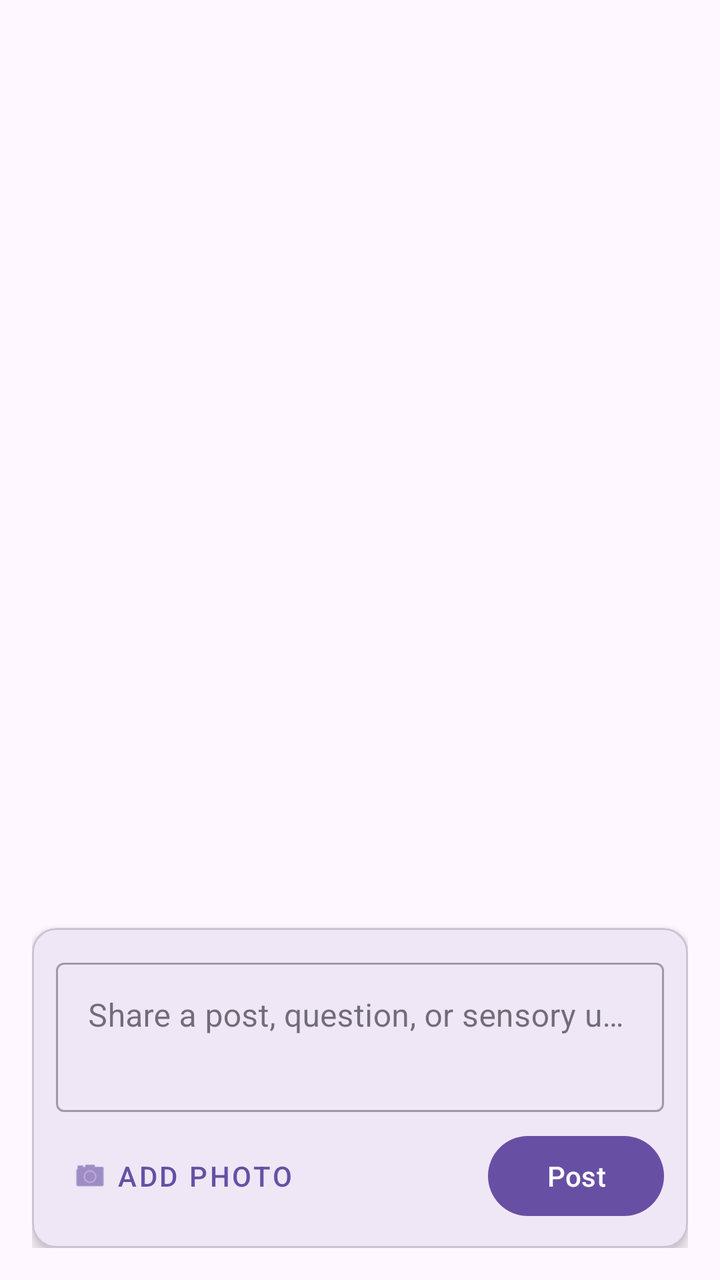
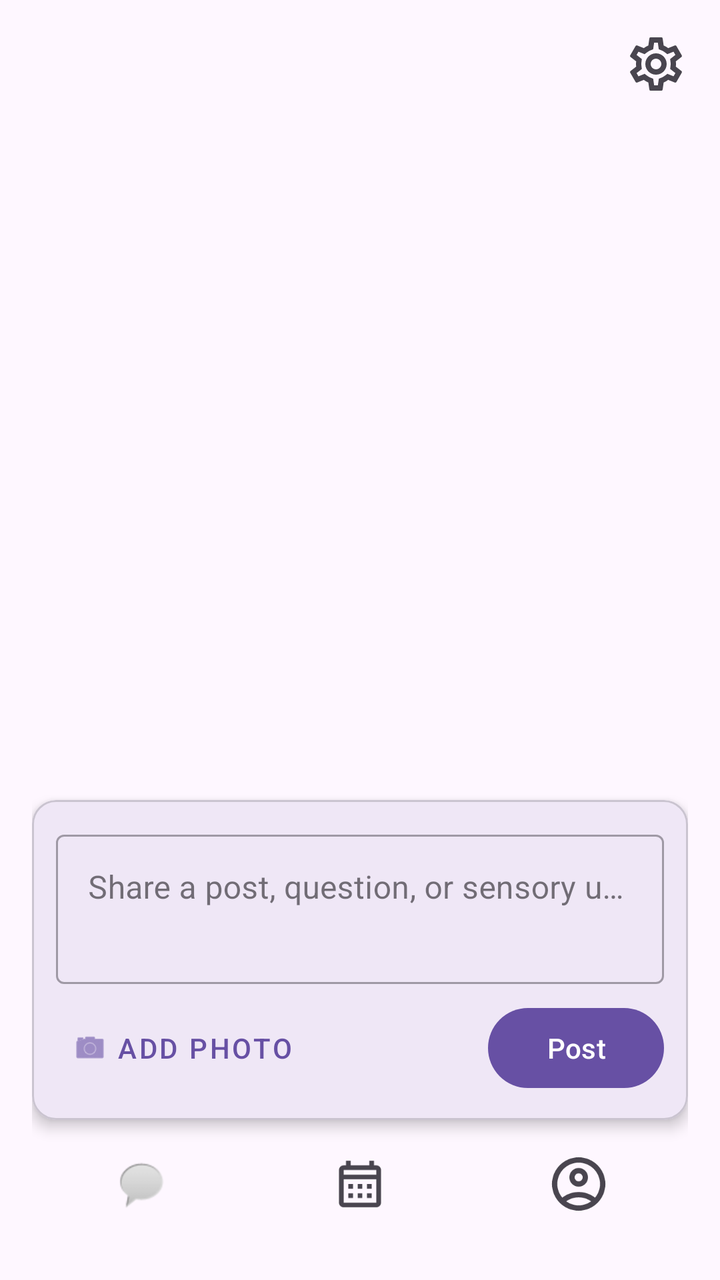

The first picture is an Android layout as it rendered before a commit; the second is the same layout after the commit. The layout source and the unified diff follow.
<!-- AndroidManifest.xml: application theme AppTheme -->
<!-- res/layout/fragment_feed.xml -->
<?xml version="1.0" encoding="utf-8"?>
<androidx.constraintlayout.widget.ConstraintLayout
  xmlns:android="http://schemas.android.com/apk/res/android"
  xmlns:app="http://schemas.android.com/apk/res-auto"
  xmlns:tools="http://schemas.android.com/tools"
  android:layout_width="match_parent"
  android:layout_height="match_parent"
  android:padding="16dp">

  
  <androidx.recyclerview.widget.RecyclerView
    android:id="@+id/posts_recycler_view"
    android:layout_width="0dp"
    android:layout_height="0dp"
    android:layout_marginBottom="12dp"
    app:layoutManager="androidx.recyclerview.widget.LinearLayoutManager"
    app:layout_constraintTop_toTopOf="parent"
    app:layout_constraintStart_toStartOf="parent"
    app:layout_constraintEnd_toEndOf="parent"
    app:layout_constraintBottom_toTopOf="@id/card_create_post"
    tools:listitem="@layout/item_post" />

  
  <com.google.android.material.card.MaterialCardView
    android:id="@+id/card_create_post"
    android:layout_width="0dp"
    android:layout_height="wrap_content"
    app:cardCornerRadius="12dp"
    app:cardElevation="4dp"
    app:layout_constraintBottom_toBottomOf="parent"
    app:layout_constraintStart_toStartOf="parent"
    app:layout_constraintEnd_toEndOf="parent">

    <LinearLayout
      android:layout_width="match_parent"
      android:layout_height="wrap_content"
      android:orientation="vertical"
      android:padding="12dp">

      
      <com.google.android.material.textfield.TextInputLayout
        android:id="@+id/layout_post_input"
        style="@style/Widget.MaterialComponents.TextInputLayout.OutlinedBox"
        android:layout_width="match_parent"
        android:layout_height="wrap_content"
        android:hint="Share a post, question, or sensory update...">

        <com.google.android.material.textfield.TextInputEditText
          android:id="@+id/post_content_input"
          android:layout_width="match_parent"
          android:layout_height="wrap_content"
          android:gravity="top|start"
          android:inputType="textMultiLine"
          android:minLines="2" />

      </com.google.android.material.textfield.TextInputLayout>

      
      <ImageView
        android:id="@+id/image_preview"
        android:layout_width="match_parent"
        android:layout_height="140dp"
        android:layout_marginTop="8dp"
        android:scaleType="centerCrop"
        android:visibility="gone" />

      
      <LinearLayout
        android:layout_width="match_parent"
        android:layout_height="wrap_content"
        android:layout_marginTop="8dp"
        android:gravity="center_vertical"
        android:orientation="horizontal">

        <com.google.android.material.button.MaterialButton
          android:id="@+id/button_add_image"
          style="@style/Widget.MaterialComponents.Button.TextButton.Icon"
          android:layout_width="wrap_content"
          android:layout_height="wrap_content"
          android:text="Add Photo"
          app:icon="@android:drawable/ic_menu_camera" />

        <View
          android:layout_width="0dp"
          android:layout_height="0dp"
          android:layout_weight="1" />

        <com.google.android.material.button.MaterialButton
          android:id="@+id/button_post"
          android:layout_width="wrap_content"
          android:layout_height="wrap_content"
          android:text="Post" />

      </LinearLayout>

    </LinearLayout>

  </com.google.android.material.card.MaterialCardView>

</androidx.constraintlayout.widget.ConstraintLayout>
<!-- res/layout/item_post.xml (included above) -->
<?xml version="1.0" encoding="utf-8"?>
<com.google.android.material.card.MaterialCardView
  xmlns:android="http://schemas.android.com/apk/res/android"
  xmlns:app="http://schemas.android.com/apk/res-auto"
  android:layout_width="match_parent"
  android:layout_height="wrap_content"
  android:layout_marginHorizontal="12dp"
  android:layout_marginVertical="6dp"
  app:cardCornerRadius="12dp"
  app:cardElevation="2dp">

  <LinearLayout
    android:layout_width="match_parent"
    android:layout_height="wrap_content"
    android:orientation="vertical"
    android:padding="16dp">

    <LinearLayout
      android:layout_width="match_parent"
      android:layout_height="wrap_content"
      android:gravity="center_vertical"
      android:orientation="horizontal">

      <ImageView
        android:id="@+id/img_author_avatar"
        android:layout_width="40dp"
        android:layout_height="40dp"
        android:contentDescription="@string/author_profile_picture"
        android:src="@android:drawable/ic_menu_gallery"/>

      <TextView
        android:id="@+id/text_author_name"
        android:layout_width="wrap_content"
        android:layout_height="wrap_content"
        android:layout_marginStart="12dp"
        android:textSize="15sp"
        android:textStyle="bold"/>
    </LinearLayout>

    <TextView
      android:id="@+id/text_post_date"
      android:layout_width="wrap_content"
      android:layout_height="wrap_content"
      android:layout_marginTop="4dp"
      android:textSize="12sp"/>

    <ImageView
      android:id="@+id/img_post_photo"
      android:layout_width="match_parent"
      android:layout_height="220dp"
      android:layout_marginTop="12dp"
      android:adjustViewBounds="true"
      android:contentDescription="@string/post_picture"
      android:scaleType="centerCrop"
      android:visibility="gone"/>

    <LinearLayout
      android:id="@+id/layout_comments_action"
      android:layout_width="wrap_content"
      android:layout_height="wrap_content"
      android:layout_marginTop="12dp"
      android:clickable="true"
      android:focusable="true"
      android:gravity="center_vertical"
      android:orientation="horizontal">

      <ImageView
        android:layout_width="20dp"
        android:layout_height="20dp"
        android:contentDescription="@null"
        android:src="@android:drawable/sym_action_chat"/>

      <TextView
        android:id="@+id/text_comment_count"
        android:layout_width="wrap_content"
        android:layout_height="wrap_content"
        android:layout_marginStart="6dp"
        android:text="@string/comments_title"
        android:textColor="#666666"
        android:textSize="13sp"/>
    </LinearLayout>

  </LinearLayout>
</com.google.android.material.card.MaterialCardView>
<!-- resources referenced by this layout -->
<resources>
  <string name="author_profile_picture">Author profile picture</string>
  <string name="comments_title">Comments</string>
  <string name="post_picture">Post picture</string>
  <style name="AppTheme" parent="Theme.Material3.DayNight">
      
    </style>
</resources>

<!-- the commit's change to res/layout/fragment_feed.xml (unified diff, before → after) -->
@@ -7,6 +7,15 @@
   android:layout_height="match_parent"
   android:padding="16dp">
 
+  <ImageView
+    android:id="@+id/btn_settings"
+    android:layout_width="32dp"
+    android:layout_height="32dp"
+    android:contentDescription="@string/settings_label"
+    android:src="@drawable/outline_settings_24"
+    app:layout_constraintEnd_toEndOf="parent"
+    app:layout_constraintTop_toTopOf="parent" />
+
   
   <androidx.recyclerview.widget.RecyclerView
     android:id="@+id/posts_recycler_view"
@@ -14,7 +23,7 @@
     android:layout_height="0dp"
     android:layout_marginBottom="12dp"
     app:layoutManager="androidx.recyclerview.widget.LinearLayoutManager"
-    app:layout_constraintTop_toTopOf="parent"
+    app:layout_constraintTop_toBottomOf="@id/btn_settings"
     app:layout_constraintStart_toStartOf="parent"
     app:layout_constraintEnd_toEndOf="parent"
     app:layout_constraintBottom_toTopOf="@id/card_create_post"
@@ -27,7 +36,7 @@
     android:layout_height="wrap_content"
     app:cardCornerRadius="12dp"
     app:cardElevation="4dp"
-    app:layout_constraintBottom_toBottomOf="parent"
+    app:layout_constraintBottom_toTopOf="@id/bottom_navigation"
     app:layout_constraintStart_toStartOf="parent"
     app:layout_constraintEnd_toEndOf="parent">
 
@@ -96,6 +105,43 @@
     </LinearLayout>
 
   </com.google.android.material.card.MaterialCardView>
+
+  <LinearLayout
+    android:id="@+id/bottom_navigation"
+    android:layout_width="0dp"
+    android:layout_height="64dp"
+    android:layout_marginTop="12dp"
+    android:gravity="center_vertical"
+    android:orientation="horizontal"
+    app:layout_constraintBottom_toBottomOf="parent"
+    app:layout_constraintEnd_toEndOf="parent"
+    app:layout_constraintStart_toStartOf="parent">
+
+    <ImageView
+      android:id="@+id/nav_chat"
+      android:layout_width="0dp"
+      android:layout_height="28dp"
+      android:layout_weight="1"
+      android:contentDescription="@string/messages_label"
+      android:src="@android:drawable/sym_action_chat" />
+
+    <ImageView
+      android:id="@+id/nav_calendar"
+      android:layout_width="0dp"
+      android:layout_height="28dp"
+      android:layout_weight="1"
+      android:contentDescription="@string/calendar_label"
+      android:src="@drawable/outline_calendar_month_24" />
+
+    <ImageView
+      android:id="@+id/nav_profile"
+      android:layout_width="0dp"
+      android:layout_height="32dp"
+      android:layout_weight="1"
+      android:contentDescription="@string/profile"
+      android:src="@drawable/outline_account_circle_24" />
+
+  </LinearLayout>
 
 </androidx.constraintlayout.widget.ConstraintLayout>
 <!-- res/layout/item_post.xml (included above) -->
<!-- resource entries referenced after the edit -->
@@ -1,8 +1,38 @@
 <!-- resources referenced by this layout -->
 <resources>
+  <!-- drawable outline_account_circle_24 (drawable) -->
+  <vector xmlns:android="http://schemas.android.com/apk/res/android"
+      android:width="24dp"
+      android:height="24dp"
+      android:viewportWidth="24"
+      android:viewportHeight="24"
+      android:tint="?attr/colorControlNormal">
+    <path
+        android:fillColor="@android:color/white"
+        android:pathData="M12,2C6.48,2 2,6.48 2,12s4.48,10 10,10s10,-4.48 10,-10S17.52,2 12,2zM7.35,18.5C8.66,17.56 10.26,17 12,17s3.34,0.56 4.65,1.5C15.34,19.44 13.74,20 12,20S8.66,19.44 7.35,18.5zM18.14,17.12L18.14,17.12C16.45,15.8 14.32,15 12,15s-4.45,0.8 -6.14,2.12l0,0C4.7,15.73 4,13.95 4,12c0,-4.42 3.58,-8 8,-8s8,3.58 8,8C20,13.95 19.3,15.73 18.14,17.12z"/>
+    <path
+        android:fillColor="@android:color/white"
+        android:pathData="M12,6c-1.93,0 -3.5,1.57 -3.5,3.5S10.07,13 12,13s3.5,-1.57 3.5,-3.5S13.93,6 12,6zM12,11c-0.83,0 -1.5,-0.67 -1.5,-1.5S11.17,8 12,8s1.5,0.67 1.5,1.5S12.83,11 12,11z"/>
+  </vector>
+  <!-- drawable outline_calendar_month_24 (drawable) -->
+  <vector xmlns:android="http://schemas.android.com/apk/res/android"
+      android:width="24dp"
+      android:height="24dp"
+      android:viewportWidth="24"
+      android:viewportHeight="24"
+      android:tint="?attr/colorControlNormal">
+    <path
+        android:fillColor="@android:color/white"
+        android:pathData="M19,4h-1V2h-2v2H8V2H6v2H5C3.89,4 3.01,4.9 3.01,6L3,20c0,1.1 0.89,2 2,2h14c1.1,0 2,-0.9 2,-2V6C21,4.9 20.1,4 19,4zM19,20H5V10h14V20zM19,8H5V6h14V8zM9,14H7v-2h2V14zM13,14h-2v-2h2V14zM17,14h-2v-2h2V14zM9,18H7v-2h2V18zM13,18h-2v-2h2V18zM17,18h-2v-2h2V18z"/>
+  </vector>
+  <!-- drawable outline_settings_24: vector/xml drawable (drawable, 2064 chars, omitted) -->
   <string name="author_profile_picture">Author profile picture</string>
+  <string name="calendar_label">Calendar</string>
   <string name="comments_title">Comments</string>
+  <string name="messages_label">Messages</string>
   <string name="post_picture">Post picture</string>
+  <string name="profile">Profile</string>
+  <string name="settings_label">Settings</string>
   <style name="AppTheme" parent="Theme.Material3.DayNight">
       
     </style>
